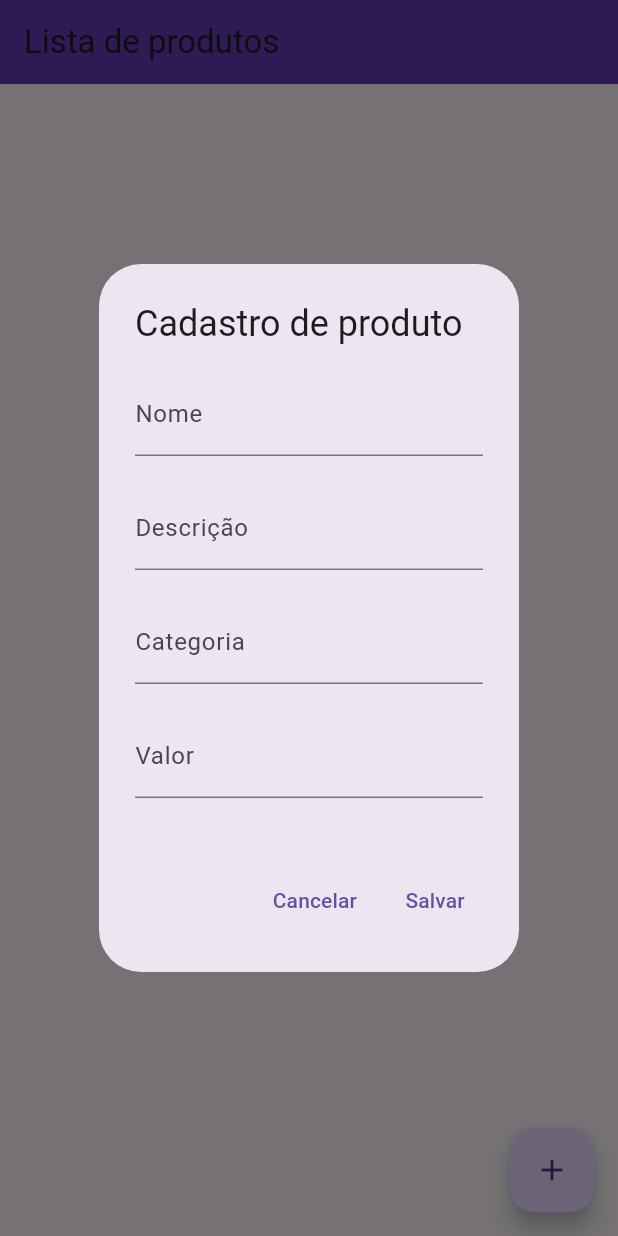
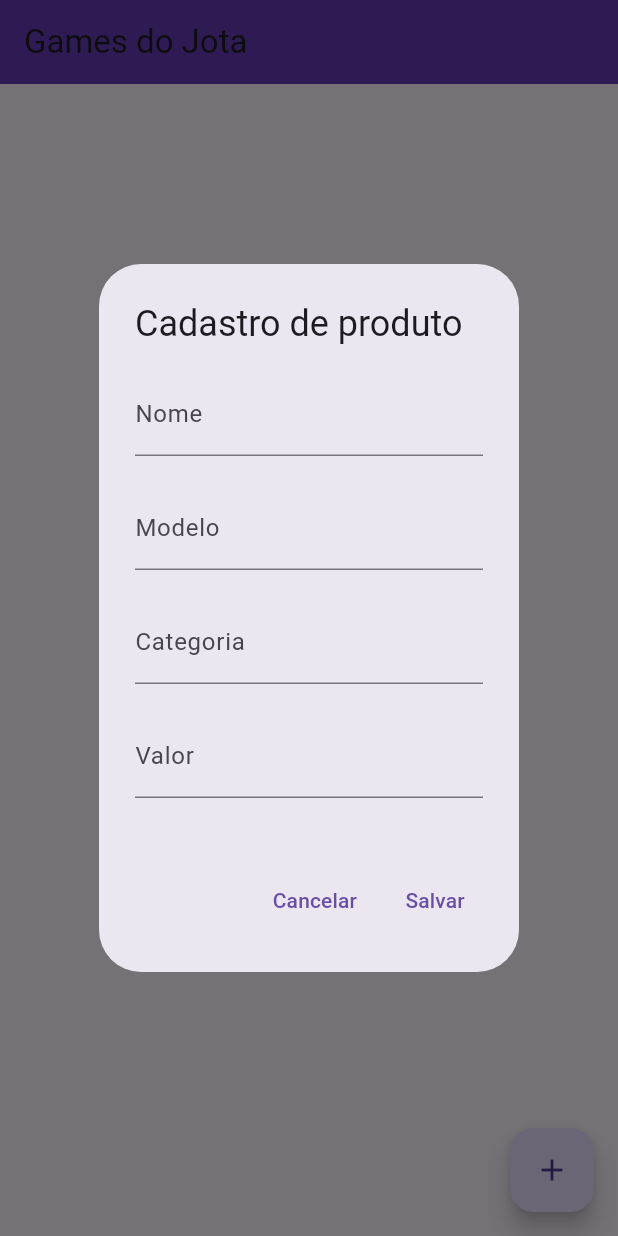
Before and after one commit to JP-Reveroni/cadastro_produtos_mobile2, a Flutter app: the screen it shows after launch, after a tap on the "add" icon, on a phone screen of 412 x 824 dp. Run offline on Flutter 3.47's test engine with Material 3 defaults, Android fonts, the phone set to English and light mode, and no system bars; our stand-ins replace sqflite; accounts and stored records are empty.

Commit message:
Update nos nomes

```diff
--- a/cadastro_produtos/lib/screens/home_screen.dart
+++ b/cadastro_produtos/lib/screens/home_screen.dart
@@ -72,7 +72,7 @@ class _HomeScreenState extends State<HomeScreen> {
               TextField(
                 controller: descricaoController,
                 decoration: InputDecoration(
-                  label: Text("Descrição")
+                  label: Text("Modelo")
                 ),
               ),
 
@@ -249,7 +249,7 @@ class _HomeScreenState extends State<HomeScreen> {
     return Scaffold(
 
       appBar: AppBar(
-        title: Text("Lista de produtos"),
+        title: Text("Games do Jota"),
         backgroundColor: Colors.deepPurple,
       ),
 
```
